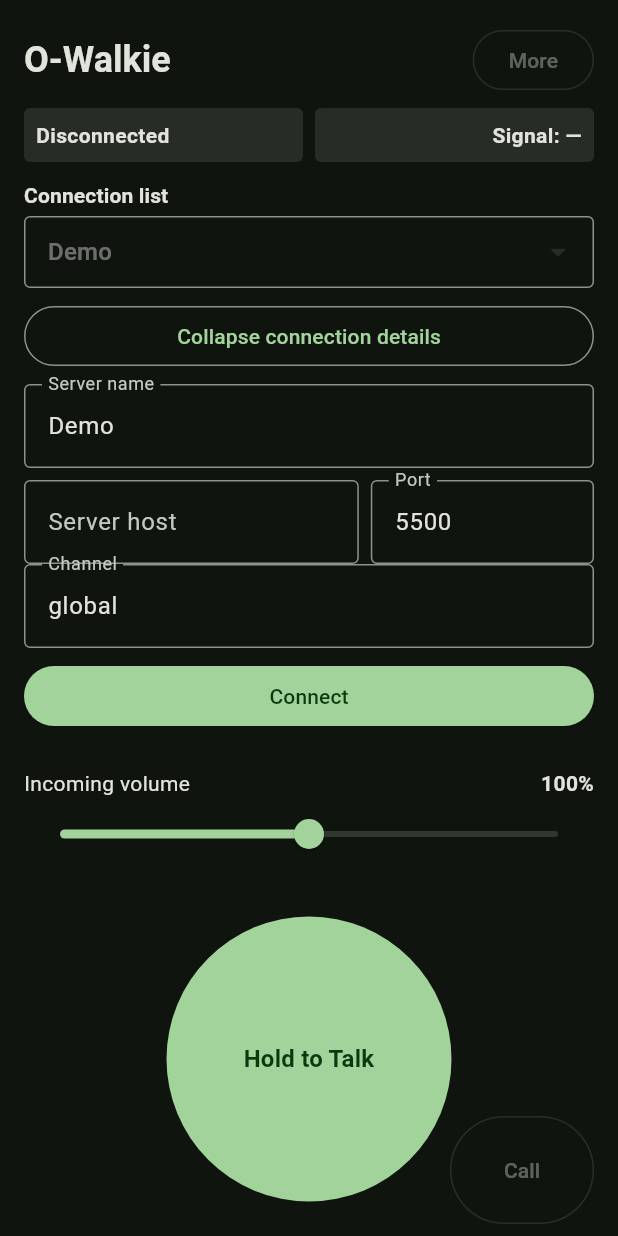
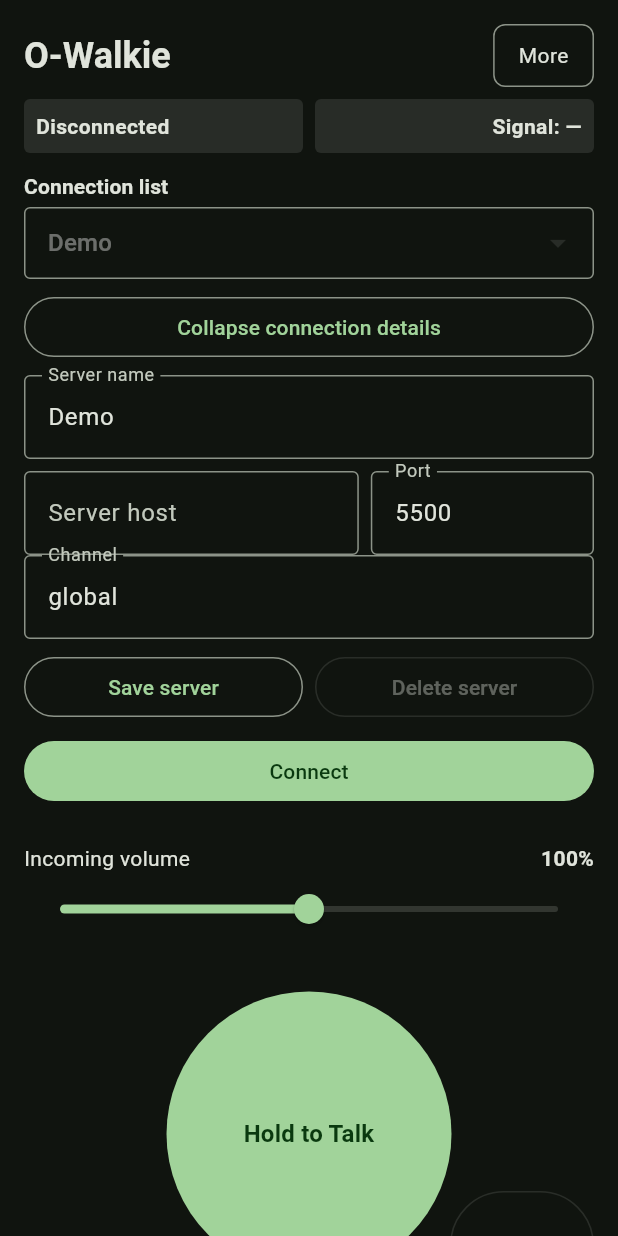
Before and after one commit to outsidepro-arts/O-Walkie, a Flutter app: the screen it shows after launch, on a phone screen of 412 x 824 dp. Run offline on Flutter 3.47's test engine with Material 3 defaults, Android fonts, the phone set to English and light mode, and no system bars; our stand-ins replace flutter_riverpod, go_router, package_info_plus, shared_preferences; missing offline and left inert: dart:ffi.

Commit message:
Flutter client phase 1: profiles persistence, settings, go_router.
Add ServerStore with shared_preferences, profile CRUD and prev/next on
Home, Settings with About/orientation, and acceptance-test checklist in
ROADMAP. PTT policy unchanged: screen tap-latch/hold, no toggle setting.

Co-authored-by: Cursor <cursoragent@cursor.com>

```diff
--- /dev/null
+++ b/flutter-client/lib/app/app_router.dart
@@ -0,0 +1,18 @@
+import 'package:flutter/material.dart';
+import 'package:go_router/go_router.dart';
+
+import '../features/home/home_screen.dart';
+import '../features/settings/settings_screen.dart';
+
+final appRouter = GoRouter(
+  routes: [
+    GoRoute(
+      path: '/',
+      builder: (context, state) => const HomeScreen(),
+    ),
+    GoRoute(
+      path: '/settings',
+      builder: (context, state) => const SettingsScreen(),
+    ),
+  ],
+);
--- a/flutter-client/lib/app/owalkie_app.dart
+++ b/flutter-client/lib/app/owalkie_app.dart
@@ -1,10 +1,28 @@
 import 'package:flutter/material.dart';
+import 'package:flutter_riverpod/flutter_riverpod.dart';
 
-import '../features/home/home_screen.dart';
+import '../data/orientation_store.dart';
 import '../l10n/app_strings.dart';
+import 'app_router.dart';
 
-class OwalkieApp extends StatelessWidget {
+class OwalkieApp extends ConsumerStatefulWidget {
   const OwalkieApp({super.key});
+
+  @override
+  ConsumerState<OwalkieApp> createState() => _OwalkieAppState();
+}
+
+class _OwalkieAppState extends ConsumerState<OwalkieApp> {
+  @override
+  void initState() {
+    super.initState();
+    _applyOrientation();
+  }
+
+  Future<void> _applyOrientation() async {
+    final store = ref.read(orientationStoreProvider);
+    await store.apply(await store.load());
+  }
 
   @override
   Widget build(BuildContext context) {
@@ -13,14 +31,13 @@ class OwalkieApp extends StatelessWidget {
       brightness: Brightness.dark,
     );
 
-    return MaterialApp(
+    return MaterialApp.router(
       title: AppStrings.appName,
       theme: ThemeData(
         colorScheme: colorScheme,
         useMaterial3: true,
         visualDensity: VisualDensity.standard,
         materialTapTargetSize: MaterialTapTargetSize.padded,
-        // WCAG-friendly defaults for dark green seed theme.
         inputDecorationTheme: InputDecorationTheme(
           border: const OutlineInputBorder(),
           focusedBorder: OutlineInputBorder(
@@ -28,7 +45,7 @@ class OwalkieApp extends StatelessWidget {
           ),
         ),
       ),
-      home: const HomeScreen(),
+      routerConfig: appRouter,
     );
   }
 }
--- a/flutter-client/lib/features/home/home_screen.dart
+++ b/flutter-client/lib/features/home/home_screen.dart
@@ -2,6 +2,7 @@ import 'package:flutter/material.dart';
 import 'package:flutter/semantics.dart';
 import 'package:flutter/services.dart';
 import 'package:flutter_riverpod/flutter_riverpod.dart';
+import 'package:go_router/go_router.dart';
 
 import '../../a11y/a11y.dart';
 import '../../l10n/a11y_strings.dart';
@@ -33,6 +34,19 @@ class _HomeScreenState extends ConsumerState<HomeScreen> {
     _hostCtrl = TextEditingController(text: profile.host);
     _portCtrl = TextEditingController(text: '${profile.port}');
     _channelCtrl = TextEditingController(text: profile.channel);
+    ref.listenManual(
+      homeScreenControllerProvider.select((s) => s.selectedServerIndex),
+      (previous, next) {
+        if (previous == next) {
+          return;
+        }
+        final profile = ref.read(homeScreenControllerProvider).profile;
+        _nameCtrl.text = profile.name;
+        _hostCtrl.text = profile.host;
+        _portCtrl.text = '${profile.port}';
+        _channelCtrl.text = profile.channel;
+      },
+    );
   }
 
   @override
@@ -96,7 +110,7 @@ class _HomeScreenState extends ConsumerState<HomeScreen> {
               child: Column(
                 crossAxisAlignment: CrossAxisAlignment.stretch,
                 children: [
-                  _HeaderRow(),
+                  const _HeaderRow(),
                   const SizedBox(height: 8),
                   _StatusChips(
                     connection: state.connectionChip,
@@ -109,6 +123,18 @@ class _HomeScreenState extends ConsumerState<HomeScreen> {
                       child: Text(
                         state.statusInfo!,
                         style: Theme.of(context).textTheme.bodySmall,
+                      ),
+                    ),
+                  ],
+                  if (state.statusMessage != null) ...[
+                    const SizedBox(height: 8),
+                    Semantics(
+                      liveRegion: true,
+                      child: Text(
+                        state.statusMessage!,
+                        style: Theme.of(context).textTheme.bodySmall?.copyWith(
+                              color: Theme.of(context).colorScheme.primary,
+                            ),
                       ),
                     ),
                   ],
@@ -139,20 +165,32 @@ class _HomeScreenState extends ConsumerState<HomeScreen> {
                   Semantics(
                     label: A11yStrings.serverProfilePicker,
                     hint: A11yStrings.serverProfilePickerHint,
-                    enabled: false,
+                    enabled: state.canSwitchProfiles,
                     child: DropdownButtonFormField<int>(
-                      initialValue: state.selectedServerIndex,
+                      value: state.selectedServerIndex
+                          .clamp(0, state.profiles.length - 1),
                       decoration: const InputDecoration(
                         contentPadding:
                             EdgeInsets.symmetric(horizontal: 12, vertical: 8),
                       ),
                       items: [
+                        for (var i = 0; i < state.profiles.length; i++)
                           DropdownMenuItem(
-                          value: 0,
-                          child: Text(state.profile.name),
+                            value: i,
+                            child: Text(
+                              state.profiles[i].name.isEmpty
+                                  ? 'Profile ${i + 1}'
+                                  : state.profiles[i].name,
+                            ),
                           ),
                       ],
-                      onChanged: null,
+                      onChanged: state.canSwitchProfiles
+                          ? (index) {
+                              if (index != null) {
+                                controller.selectProfile(index);
+                              }
+                            }
+                          : null,
                     ),
                   ),
                   const SizedBox(height: 8),
@@ -183,6 +221,12 @@ class _HomeScreenState extends ConsumerState<HomeScreen> {
                               controller.toggleConnection();
                             }
                           : null,
+                      onPrevious: state.canSwitchProfiles
+                          ? controller.previousProfile
+                          : null,
+                      onNext: state.canSwitchProfiles
+                          ? controller.nextProfile
+                          : null,
                     ),
                   ],
                   if (state.connectionDetailsExpanded) ...[
@@ -193,6 +237,32 @@ class _HomeScreenState extends ConsumerState<HomeScreen> {
                       portCtrl: _portCtrl,
                       channelCtrl: _channelCtrl,
                       onChanged: _syncProfile,
+                    ),
+                    const SizedBox(height: 8),
+                    Row(
+                      children: [
+                        Expanded(
+                          child: OutlinedButton(
+                            onPressed: () {
+                              _syncProfile();
+                              controller.saveCurrentProfile();
+                            },
+                            child: const Text(AppStrings.saveServer),
+                          ),
+                        ),
+                        const SizedBox(width: 8),
+                        Expanded(
+                          child: OutlinedButton(
+                            onPressed: state.profiles.length > 1
+                                ? () {
+                                    _syncProfile();
+                                    controller.deleteCurrentProfile();
+                                  }
+                                : null,
+                            child: const Text(AppStrings.deleteServer),
+                          ),
+                        ),
+                      ],
                     ),
                     const SizedBox(height: 8),
                     Semantics(
@@ -258,6 +328,8 @@ class _HomeScreenState extends ConsumerState<HomeScreen> {
 }
 
 class _HeaderRow extends StatelessWidget {
+  const _HeaderRow();
+
   @override
   Widget build(BuildContext context) {
     return Row(
@@ -273,12 +345,30 @@ class _HeaderRow extends StatelessWidget {
             ),
           ),
         ),
-        UnavailableButton(
+        Semantics(
+          button: true,
           label: AppStrings.menuMore,
           hint: A11yStrings.menuMoreHint,
-          child: OutlinedButton(
-            onPressed: null,
+          child: PopupMenuButton<String>(
+            onSelected: (value) {
+              if (value == 'settings') {
+                context.push('/settings');
+              }
+            },
+            itemBuilder: (context) => [
+              const PopupMenuItem(
+                value: 'settings',
+                child: Text(AppStrings.menuSettings),
+              ),
+            ],
+            child: Container(
+              padding: const EdgeInsets.symmetric(horizontal: 16, vertical: 10),
+              decoration: BoxDecoration(
+                border: Border.all(color: Theme.of(context).colorScheme.outline),
+                borderRadius: BorderRadius.circular(8),
+              ),
               child: const Text(AppStrings.menuMore),
+            ),
           ),
         ),
       ],
@@ -352,6 +442,8 @@ class _CollapsedActions extends StatelessWidget {
     required this.connectLabel,
     required this.connectHint,
     required this.onConnect,
+    required this.onPrevious,
+    required this.onNext,
   });
 
   final bool scanActive;
@@ -359,18 +451,17 @@ class _CollapsedActions extends StatelessWidget {
   final String connectLabel;
   final String connectHint;
   final VoidCallback? onConnect;
+  final VoidCallback? onPrevious;
+  final VoidCallback? onNext;
 
   @override
   Widget build(BuildContext context) {
     return Row(
       children: [
         Expanded(
-          child: UnavailableButton(
-            label: AppStrings.previousServer,
           child: OutlinedButton(
-              onPressed: null,
+            onPressed: onPrevious,
             child: const Text(AppStrings.previousServer),
-            ),
           ),
         ),
         const SizedBox(width: 8),
@@ -387,12 +478,9 @@ class _CollapsedActions extends StatelessWidget {
         ),
         const SizedBox(width: 8),
         Expanded(
-          child: UnavailableButton(
-            label: AppStrings.nextServer,
           child: OutlinedButton(
-              onPressed: null,
+            onPressed: onNext,
             child: const Text(AppStrings.nextServer),
-            ),
           ),
         ),
         const SizedBox(width: 8),
--- a/flutter-client/lib/l10n/a11y_strings.dart
+++ b/flutter-client/lib/l10n/a11y_strings.dart
@@ -4,7 +4,7 @@ abstract final class A11yStrings {
   static const signalStatus = 'Signal status';
   static const errorLiveRegion = 'Error';
   static const serverProfilePicker = 'Active server profile';
-  static const serverProfilePickerHint = 'Server selection, not yet available';
+  static const serverProfilePickerHint = 'Select active connection profile';
   static const expandDetailsHint = 'Shows host, port, and channel fields';
   static const collapseDetailsHint = 'Hides connection detail fields';
   static const connectHint = 'Connects to the relay server using the profile below';
@@ -25,7 +25,7 @@ abstract final class A11yStrings {
   static const pttStartAction = 'Start talking';
   static const pttStopAction = 'Stop talking';
   static const callSignalHint = 'Call signal, not available in this version';
-  static const menuMoreHint = 'Additional options, not available in this version';
+  static const menuMoreHint = 'Additional options and settings';
   static const coreVersionLabel = 'Application core version';
   static const mainScrollHint = 'Main screen';
 }
--- a/flutter-client/lib/l10n/app_strings.dart
+++ b/flutter-client/lib/l10n/app_strings.dart
@@ -44,4 +44,19 @@ abstract final class AppStrings {
   static String pttTxCountdown(int sec) => 'Wait $sec s';
   static const callSignal = 'Call';
   static const coreVersionFooter = 'Core';
+  static const settingsTitle = 'Settings';
+  static const settingsDisplay = 'Display';
+  static const settingsOrientation = 'Screen orientation';
+  static const settingsAbout = 'About';
+  static const settingsAppVersion = 'App version';
+  static const settingsProtocolVersion = 'Protocol version';
+  static const settingsGitHub = 'GitHub repository';
+  static const orientationFollowSystem = 'Follow system';
+  static const orientationPortrait = 'Portrait';
+  static const orientationLandscape = 'Landscape';
+  static const menuSettings = 'Settings';
+  static const cannotSwitchProfileConnected =
+      'Disconnect before switching connection profile.';
+  static const cannotDeleteLastProfile = 'At least one profile is required.';
+  static const profileSaved = 'Connection profile saved.';
 }
--- a/flutter-client/pubspec.yaml
+++ b/flutter-client/pubspec.yaml
@@ -11,8 +11,12 @@ dependencies:
     sdk: flutter
   cupertino_icons: ^1.0.8
   flutter_riverpod: ^2.6.1
+  go_router: ^14.8.1
   owalkie_core:
     path: packages/owalkie_core
+  package_info_plus: ^8.3.0
+  shared_preferences: ^2.5.3
+  url_launcher: ^6.3.1
 
 dev_dependencies:
   flutter_test:
```
Also changed, not shown: flutter-client/lib/data/orientation_store.dart (added, +47 -0 lines), flutter-client/lib/data/server_store.dart (added, +50 -0 lines), flutter-client/lib/domain/server_profile.dart (+32 -0 lines), flutter-client/lib/features/home/home_screen_controller.dart (+131 -10 lines), flutter-client/lib/features/home/home_screen_state.dart (+30 -4 lines), flutter-client/lib/features/settings/settings_screen.dart (added, +131 -0 lines), flutter-client/pubspec.lock, 8 other files. Lines whose indentation alone changed are shown as unchanged.
